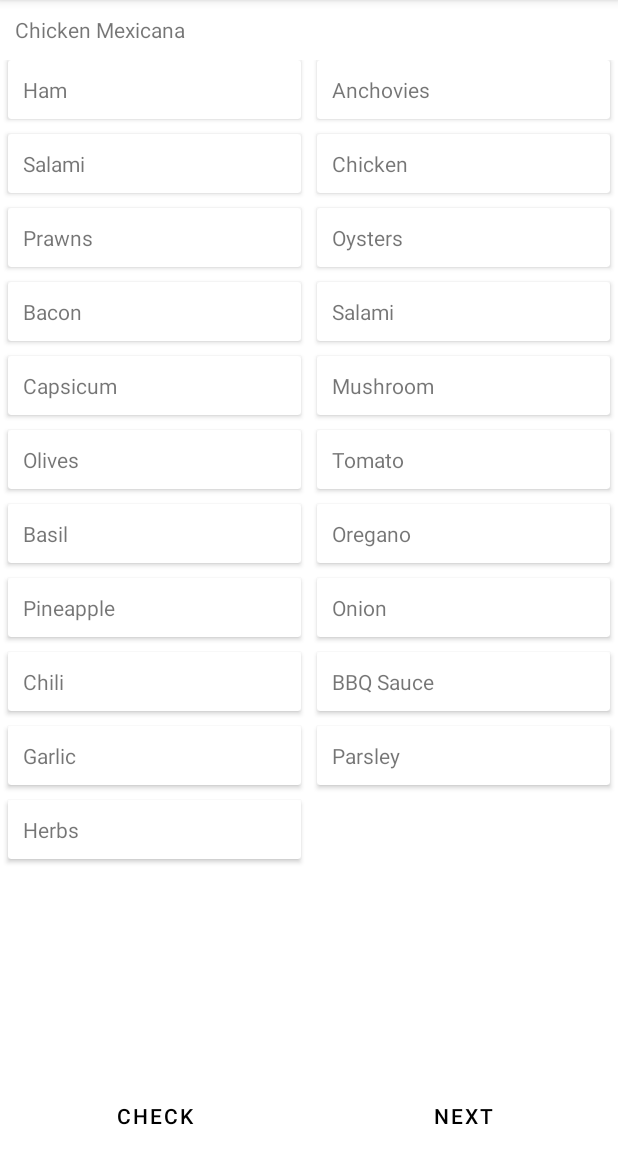
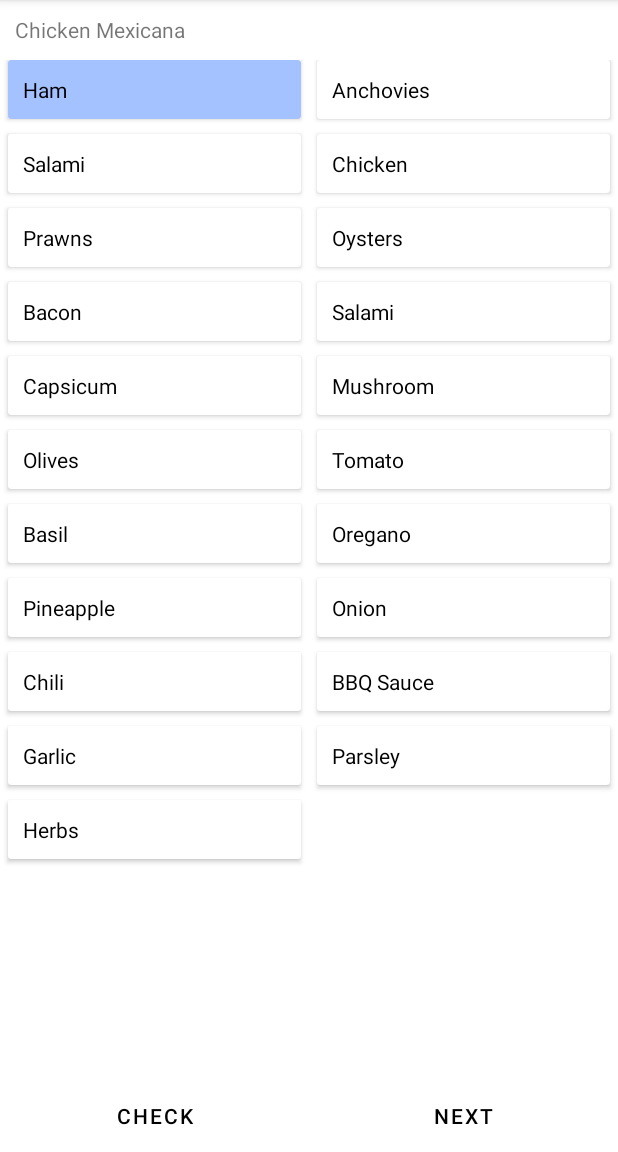
Before and after one commit to emm-an-uel/marcellina-pizzas, an Android app: the screen it shows after launch (MainActivity), after a tap on "Ham", on a phone screen of 412 x 824 dp, the part 84-1236 px from its top. Run offline under Robolectric (Android 15) with nearby library versions, the phone set to English and light mode, and no system bars.

Commit message:
rv items change color when selected/unselected

```diff
--- a/app/src/main/java/com/example/marcellinapizzas/Adapter.kt
+++ b/app/src/main/java/com/example/marcellinapizzas/Adapter.kt
@@ -1,9 +1,13 @@
 package com.example.marcellinapizzas
 
+import android.content.Context
+import android.content.res.ColorStateList
+import android.util.TypedValue
 import android.view.LayoutInflater
 import android.view.View
 import android.view.ViewGroup
 import android.widget.TextView
+import androidx.core.content.ContextCompat
 import androidx.recyclerview.widget.RecyclerView
 
 class Adapter(
@@ -25,11 +29,33 @@ class Adapter(
     class NewViewHolder(itemView: View, listener: onItemClickListener) :
         RecyclerView.ViewHolder(itemView) { // initialize views
         val tvTopping: TextView = itemView.findViewById(R.id.tvTopping)
+        val context = tvTopping.context
 
         init {
-            itemView.setOnClickListener() {
+            itemView.setOnClickListener {
                 listener.onItemClick(adapterPosition)
+
+                // color change based on selected/unselected
+                val colorSelected: ColorStateList = ColorStateList.valueOf(ContextCompat.getColor(context, R.color.light_blue))
+                val colorUnselected: ColorStateList = ColorStateList.valueOf(getColor(context, com.google.android.material.R.attr.colorPrimaryContainer))
+
+                if (itemView.backgroundTintList == colorSelected) { // item selected
+                    itemView.backgroundTintList = colorUnselected
+                    // TODO: tell MainActivity that this item's been unselected
+
+                } else { // item unselected
+                    itemView.backgroundTintList = colorSelected
+                    // TODO: tell MainActivity that this item's been selected
+                }
             }
+        }
+
+        private fun getColor(context: Context, colorResId: Int): Int {
+            val typedValue = TypedValue()
+            val typedArray = context.obtainStyledAttributes(typedValue.data, intArrayOf(colorResId))
+            val color = typedArray.getColor(0, 0)
+            typedArray.recycle()
+            return color
         }
     }
 
--- a/app/src/main/res/layout/rv_item.xml
+++ b/app/src/main/res/layout/rv_item.xml
@@ -3,13 +3,15 @@
     android:layout_width="match_parent"
     android:layout_height="wrap_content"
     android:layout_marginHorizontal="5dp"
-    android:layout_marginBottom="10dp">
+    android:layout_marginBottom="10dp"
+    android:backgroundTint="?attr/colorPrimaryContainer">
 
     <TextView
         android:id="@+id/tvTopping"
         android:layout_width="match_parent"
         android:layout_height="wrap_content"
         android:padding="10dp"
-        android:text="topping name" />
+        android:text="topping name"
+        android:textColor="?attr/colorOnPrimarySurface" />
 
 </androidx.cardview.widget.CardView>
--- a/app/src/main/res/values-night/themes.xml
+++ b/app/src/main/res/values-night/themes.xml
@@ -13,5 +13,6 @@
         <item name="android:statusBarColor" tools:targetApi="l">?attr/colorPrimaryVariant</item>
         <!-- Customize your theme here. -->
         <item name="colorOnPrimarySurface">@color/white</item>
+        <item name="colorPrimaryContainer">@color/dark_card_background</item>
     </style>
 </resources>
--- a/app/src/main/res/values/colors.xml
+++ b/app/src/main/res/values/colors.xml
@@ -7,4 +7,15 @@
     <color name="teal_700">#FF018786</color>
     <color name="black">#FF000000</color>
     <color name="white">#FFFFFFFF</color>
+
+    <color name="m_green">#009048</color>
+    <color name="m_red">#D61B24</color>
+
+    <color name="green">#099E32</color>
+    <color name="red">#C9181F</color>
+
+    <color name="light_gray">#C8BFE7</color>
+    <color name="light_blue">#A3C2FF</color>
+
+    <color name="dark_card_background">#202632</color>
 </resources>
--- a/app/src/main/res/values/themes.xml
+++ b/app/src/main/res/values/themes.xml
@@ -13,5 +13,6 @@
         <item name="android:statusBarColor" tools:targetApi="l">?attr/colorPrimaryVariant</item>
         <!-- Customize your theme here. -->
         <item name="colorOnPrimarySurface">@color/black</item>
+        <item name="colorPrimaryContainer">@color/white</item>
     </style>
 </resources>
```
